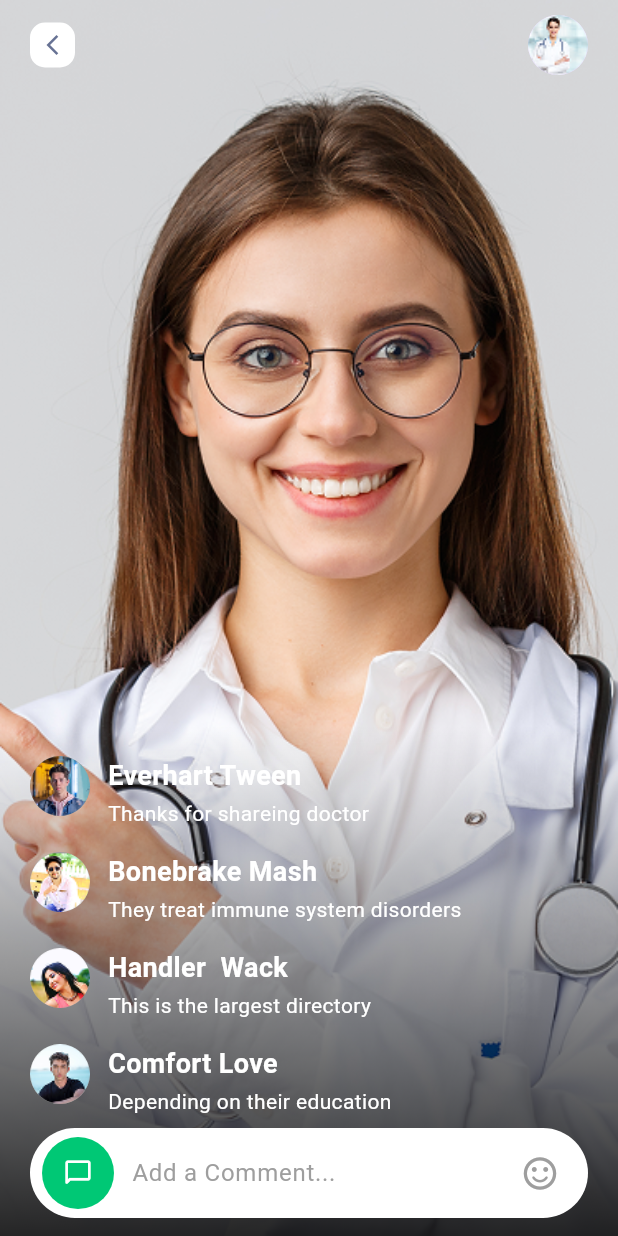
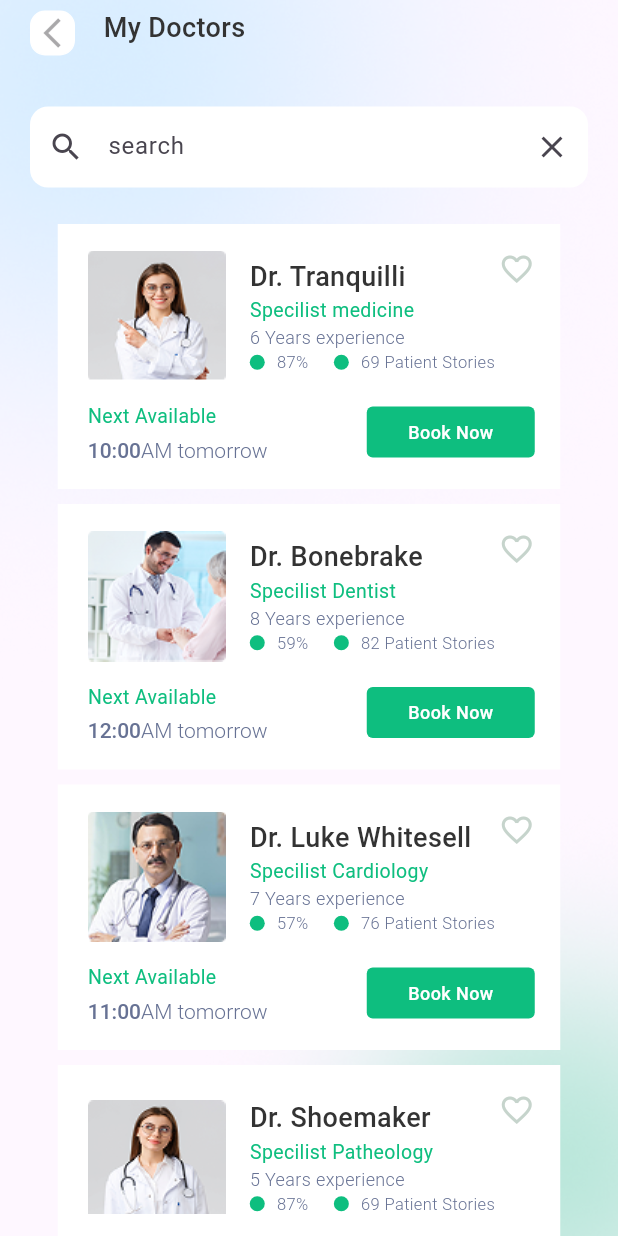
Before and after one commit to nouraalmufty-205/Doctor_app, a Flutter app: the screen it shows after launch, on a phone screen of 412 x 824 dp. Run offline on Flutter 3.47's test engine with Material 3 defaults, Android fonts, the phone set to English and light mode, and no system bars; our stand-ins replace carousel_slider.

Commit message:
my doctor screnn

```diff
--- /dev/null
+++ b/lib/core/doctor_card.dart
@@ -0,0 +1,238 @@
+import 'package:doctorapp/core/main_button.dart';
+import 'package:doctorapp/model/doctor_model.dart';
+import 'package:flutter/material.dart';
+
+class DoctorCardMain extends StatefulWidget {
+  final DoctorModel doctorModel ;
+
+  const DoctorCardMain({
+    super.key, required this.doctorModel,
+
+  });
+
+  @override
+  State<DoctorCardMain> createState() => _DoctorCardMainState();
+}
+
+class _DoctorCardMainState extends State<DoctorCardMain> {
+  late bool colored;
+
+
+  @override
+  void initState() {
+    super.initState();
+    colored = widget.doctorModel.colored ?? false;
+  }
+
+  @override
+  Widget build(BuildContext context) {
+    return Column(
+      children: [
+        Container(
+          color: const Color(0xffFFFFFF),
+          width: 335,
+          height: widget.doctorModel.cardHeight ?? 177,
+          child: Padding(
+            padding: const EdgeInsets.only(
+              top: 18,
+              left: 20,
+              right: 17,
+              bottom: 17,
+            ),
+            child: Column(
+              children: [
+                Stack(
+                  children: [
+                    Row(
+                      children: [
+                        Container(
+                          decoration: BoxDecoration(
+                            borderRadius: BorderRadius.circular(4),
+                          ),
+                          child: Image.asset(
+                            widget.doctorModel.imageName,
+                            width: 92,
+                            height: 87,
+                          ),
+                        ),
+                        const SizedBox(width: 16),
+                        Expanded(
+                          child: Column(
+                            crossAxisAlignment: CrossAxisAlignment.start,
+                            children: [
+                              Row(
+                                children: [
+                                  Text(
+                                    widget.doctorModel.doctorName,
+                                    style: const TextStyle(
+                                      fontSize: 18,
+                                      fontWeight: FontWeight.w500,
+                                      color: Color(0xff333333),
+                                    ),
+                                  ),
+                                ],
+                              ),
+                              Row(
+                                children: [
+                                  Text(
+                                    widget.doctorModel.doctorTitle,
+                                    style: const TextStyle(
+                                      fontSize: 13,
+                                      fontWeight: FontWeight.w400,
+                                      color: Color(0xff0EBE7F),
+                                    ),
+                                  ),
+                                ],
+                              ),
+                              Row(
+                                children: [
+                                  Text(
+                                    widget.doctorModel.doctorExperience,
+                                    style: const TextStyle(
+                                      fontSize: 12,
+                                      fontWeight: FontWeight.w300,
+                                      color: Color(0xff677294),
+                                    ),
+                                  ),
+                                ],
+                              ),
+                              Row(
+                                children: [
+                                  Column(
+                                    children: [
+                                      Row(
+                                        children: [
+                                          Container(
+                                            width: 10,
+                                            height: 10,
+                                            decoration: BoxDecoration(
+                                              borderRadius:
+                                                  BorderRadius.circular(50),
+                                              color: const Color(0xff0EBE7F),
+                                            ),
+                                          ),
+                                          const SizedBox(width: 8),
+                                          Text(
+                                            widget.doctorModel.doctorSpercentage,
+                                            style: const TextStyle(
+                                              fontSize: 11,
+                                              fontWeight: FontWeight.w300,
+                                              color: Color(0xff677294),
+                                            ),
+                                          ),
+                                        ],
+                                      ),
+                                    ],
+                                  ),
+                                  const SizedBox(width: 17),
+                                  Column(
+                                    children: [
+                                      Row(
+                                        children: [
+                                          Container(
+                                            width: 10,
+                                            height: 10,
+                                            decoration: BoxDecoration(
+                                              borderRadius:
+                                                  BorderRadius.circular(50),
+                                              color: const Color(0xff0EBE7F),
+                                            ),
+                                          ),
+                                          const SizedBox(width: 8),
+                                          Text(
+                                            widget.doctorModel.doctorNPatient,
+                                            style: const TextStyle(
+                                              fontSize: 11,
+                                              fontWeight: FontWeight.w300,
+                                              color: Color(0xff677294),
+                                            ),
+                                          ),
+                                        ],
+                                      ),
+                                    ],
+                                  ),
+                                ],
+                              ),
+                            ],
+                          ),
+                        ),
+                      ],
+                    ),
+                    Positioned(
+                      right: 0,
+                      top: 0,
+                      child: InkWell(
+                        onTap: () {
+                          setState(() {
+                            colored = !colored;
+                          });
+                        },
+                        child: Icon(
+                          colored
+                              ? Icons.favorite
+                              : Icons.favorite_border_outlined,
+                          color: colored
+                              ? Colors.red
+                              : const Color(0xff67729480),
+                        ),
+                      ),
+                    ),
+                  ],
+                ),
+                if (widget.doctorModel.hasBooking ?? false) ...[
+                  const SizedBox(height: 14),
+                  Row(
+                    children: [
+                      Expanded(
+                        child: Column(
+                          crossAxisAlignment: CrossAxisAlignment.start,
+                          children: [
+                            const Text(
+                              'Next Available',
+                              style: TextStyle(
+                                fontSize: 13,
+                                fontWeight: FontWeight.w400,
+                                color: Color(0xff0EBE7F),
+                              ),
+                            ),
+                            const SizedBox(height: 5),
+                            RichText(
+                              text: TextSpan(
+                                style: const TextStyle(
+                                  color: Color(0xff677294),
+                                  fontWeight: FontWeight.w500,
+                                ),
+                                children: <TextSpan>[
+                                  TextSpan(
+                                    text: widget.doctorModel.openingHour ?? '9:00',
+                                  ),
+                                  const TextSpan(
+                                    text: 'AM tomorrow',
+                                    style: TextStyle(
+                                      fontWeight: FontWeight.w300,
+                                    ),
+                                  ),
+                                ],
+                              ),
+                            ),
+                          ],
+                        ),
+                      ),
+                      MainButton(
+                        button_w: 112,
+                        button_h: 34,
+                        button_text: 'Book Now',
+                        button_radius: 4,
+                      ),
+                    ],
+                  ),
+                ],
+              ],
+            ),
+          ),
+        ),
+        SizedBox(height: 10,)
+      ],
+    );
+  }
+}
--- /dev/null
+++ b/lib/core/main_button.dart
@@ -0,0 +1,31 @@
+import 'package:flutter/material.dart';
+
+class MainButton extends StatelessWidget {
+  final double button_w;
+  final double button_h;
+  final double button_radius;
+  final String button_text;
+
+  const MainButton({
+    super.key,
+    required this.button_w,
+    required this.button_h,
+    required this.button_text,
+    required this.button_radius ,
+  });
+
+  @override
+  Widget build(BuildContext context) {
+    return Container(
+      width: button_w,
+      height: button_h,
+      decoration: BoxDecoration(
+        color: const Color(0xff0EBE7F),
+        borderRadius: BorderRadius.circular(button_radius),
+      ),
+      child: Center(
+        child: Text(button_text,style: TextStyle(color: Color(0xffFFFFFF),fontSize:12 ,fontWeight: FontWeight(500)),),
+      ),
+    );
+  }
+}
--- /dev/null
+++ b/lib/core/screens_title.dart
@@ -0,0 +1,43 @@
+import 'package:flutter/material.dart';
+
+class ScreensTitle extends StatelessWidget {
+  final VoidCallback? onPressed;
+  final IconData icon;
+  final String text;
+
+  const ScreensTitle({
+    super.key,
+    this.onPressed,
+    required this.icon,
+    required this.text,
+  });
+
+  @override
+  Widget build(BuildContext context) {
+    return Row(
+      children: [
+        Padding(
+          padding: const EdgeInsets.only(left:20 ,top: 7),
+          child: Container(
+            alignment: Alignment.center,
+            decoration: BoxDecoration(
+              color: Color(0xffFFFFFF),
+              border: Border.all(color: Color(0xffFFFFFF),  ),
+              borderRadius: BorderRadius.all(Radius.circular(10))
+            ),
+            width: 30,
+            height: 30,
+            child: IconButton(
+              padding: EdgeInsets.zero,
+              constraints: BoxConstraints(),
+              onPressed: onPressed, icon: Icon(icon)),
+          ),
+        ),
+        SizedBox(width: 19),
+        Text(text ,style: TextStyle(
+          fontSize: 18,fontWeight: FontWeight(500),color: Color(0xff333333)
+        ),),
+      ],
+    );
+  }
+}
--- a/lib/main.dart
+++ b/lib/main.dart
@@ -1,4 +1,5 @@
 import 'package:doctorapp/screens/livescreen.dart';
+import 'package:doctorapp/screens/my_doctors/my_doctors_screen.dart';
 import 'package:doctorapp/widgets/navbar.dart';
 import 'package:flutter/material.dart';
 
@@ -12,6 +13,7 @@ class MyApp extends StatelessWidget {
   // This widget is the root of your application.
   @override
   Widget build(BuildContext context) {
-    return MaterialApp(debugShowCheckedModeBanner: false, home: LiveScreen());
+    return MaterialApp(debugShowCheckedModeBanner: false,
+    home: MyDoctorsScreen());
   }
 }
--- /dev/null
+++ b/lib/model/doctor_model.dart
@@ -0,0 +1,25 @@
+class DoctorModel {
+  final double? cardHeight;
+  final String imageName;
+  final bool? colored;
+  final String doctorName;
+  final String doctorTitle;
+  final String doctorExperience;
+  final String doctorSpercentage;
+  final String doctorNPatient;
+  final String? openingHour;
+  final bool? hasBooking;
+
+  DoctorModel({
+    this.cardHeight,
+    required this.imageName,
+    this.colored,
+    required this.doctorName,
+    required this.doctorTitle,
+    required this.doctorExperience,
+    required this.doctorSpercentage,
+    required this.doctorNPatient,
+    this.openingHour,
+    this.hasBooking,
+  });
+}
--- /dev/null
+++ b/lib/screens/my_doctors/my_doctors_screen.dart
@@ -0,0 +1,90 @@
+import 'package:doctorapp/core/doctor_card.dart';
+import 'package:doctorapp/core/screens_title.dart';
+import 'package:doctorapp/model/doctor_model.dart';
+import 'package:doctorapp/screens/my_doctors/widget/search_feild.dart';
+import 'package:flutter/material.dart';
+
+class MyDoctorsScreen extends StatelessWidget {
+  const MyDoctorsScreen({super.key});
+
+  @override
+  Widget build(BuildContext context) {
+    return Scaffold(
+      body: SafeArea(
+        child: Container(
+          decoration: const BoxDecoration(
+            image: DecorationImage(
+              image: AssetImage("assets/My_doctors_screen.png"),
+              fit: BoxFit.cover,
+            ),
+          ),
+          child: Column(
+            children: [
+              ScreensTitle(
+                icon: Icons.arrow_back_ios_outlined,
+                text: "My Doctors",
+              ),
+              const SizedBox(height: 34),
+              Padding(
+                padding: const EdgeInsets.symmetric(horizontal: 20),
+                child: const SearchFeild(Text_feild: 'search',lIcon:Icons.search , ricon: Icons.close,),
+              ),
+              const SizedBox(height: 24),
+              Expanded(
+                child: ListView.builder(
+                  itemCount: doctors.length,
+                  itemBuilder: (context, index) {
+                    return DoctorCardMain(doctorModel: doctors[index]);
+                  },
+                ),
+              ),
+            ],
+          ),
+        ),
+      ),
+    );
+  }
+}
+
+List<DoctorModel> doctors = [
+  DoctorModel(
+    imageName: 'assets/mydoctor1.png',
+    doctorName: 'Dr. Tranquilli',
+    doctorTitle: 'Specilist medicine',
+    doctorExperience: '6 Years experience ',
+    doctorSpercentage: '87%',
+    doctorNPatient: '69 Patient Stories',
+    openingHour: '10:00',
+    hasBooking: true,
+  ),
+  DoctorModel(
+    imageName: 'assets/mydoctor2.png',
+    doctorName: 'Dr. Bonebrake',
+    doctorTitle: 'Specilist Dentist',
+    doctorExperience: '8 Years experience  ',
+    doctorSpercentage: '59%',
+    doctorNPatient: '82 Patient Stories',
+    openingHour: '12:00',
+    hasBooking: true,
+  ),
+  DoctorModel(
+    imageName: 'assets/mydoctor3.png',
+    doctorName: 'Dr. Luke Whitesell',
+    doctorTitle: 'Specilist Cardiology',
+    doctorExperience: '7 Years experience ',
+    doctorSpercentage: '57%',
+    doctorNPatient: '76 Patient Stories',
+    openingHour: '11:00',
+    hasBooking: true,
+  ),
+  DoctorModel(
+    imageName: 'assets/mydoctor4.png',
+    doctorName: 'Dr. Shoemaker',
+    doctorTitle: 'Specilist Patheology',
+    doctorExperience: '5 Years experience ',
+    doctorSpercentage: '87%',
+    doctorNPatient: '69 Patient Stories',
+    openingHour: '10:00',
+    hasBooking: true,
+  ),
+];
--- /dev/null
+++ b/lib/screens/my_doctors/widget/search_feild.dart
@@ -0,0 +1,40 @@
+import 'package:flutter/material.dart';
+
+class SearchFeild extends StatelessWidget {
+  final IconData? lIcon;
+  final String Text_feild;
+  final IconData? ricon;
+
+  const SearchFeild({
+    super.key,
+    this.lIcon,
+    required this.Text_feild,
+    this.ricon,
+  });
+
+  @override
+  Widget build(BuildContext context) {
+    return SizedBox(
+      height: 54,
+      child: TextField(
+        decoration: InputDecoration(
+          filled: true,
+          fillColor: Colors.white,
+          border: InputBorder.none,
+          enabledBorder: OutlineInputBorder(
+            borderRadius: BorderRadius.circular(12),
+            borderSide: const BorderSide(color: Colors.transparent),
+          ),
+          focusedBorder: OutlineInputBorder(
+            borderRadius: BorderRadius.circular(12),
+            borderSide: const BorderSide(color: Colors.transparent),
+          ),
+          iconColor: const Color(0xff677294),
+          prefixIcon: lIcon != null ? Icon(lIcon) : null,
+          suffixIcon: ricon != null ? Icon(ricon) : null,
+          hintText: Text_feild,
+        ),
+      ),
+    );
+  }
+}
```
Also changed, not shown: analysis_options.yaml (+9 -0 lines), assets/My_doctors_screen.png (added), assets/mydoctor1.png (added), assets/mydoctor2.png (added), assets/mydoctor3.png (added), assets/mydoctor4.png (added), pubspec.lock, 2 other files.
